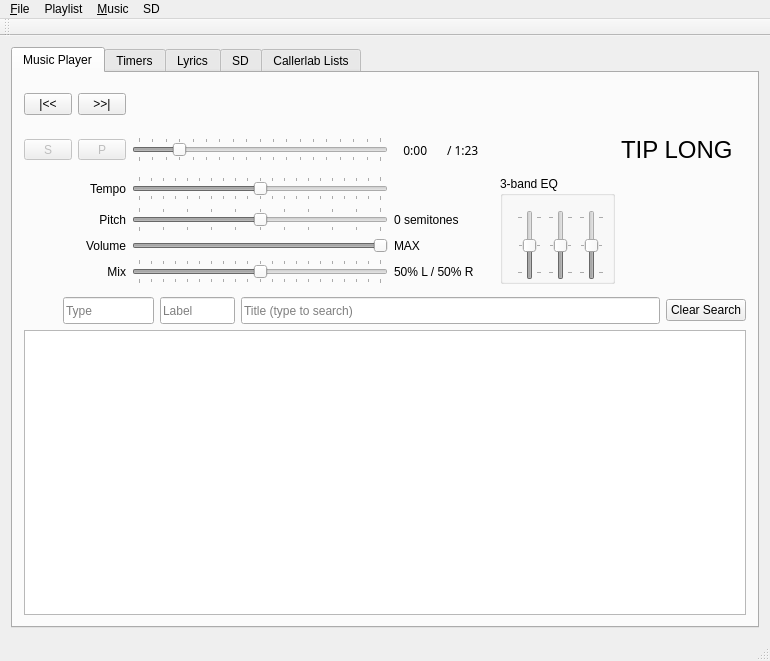
This is SquareDesk-DEV/test123/mainwindow.ui in mpogue2/SquareDesk as Qt 5 draws it before an edit. The edited form follows.
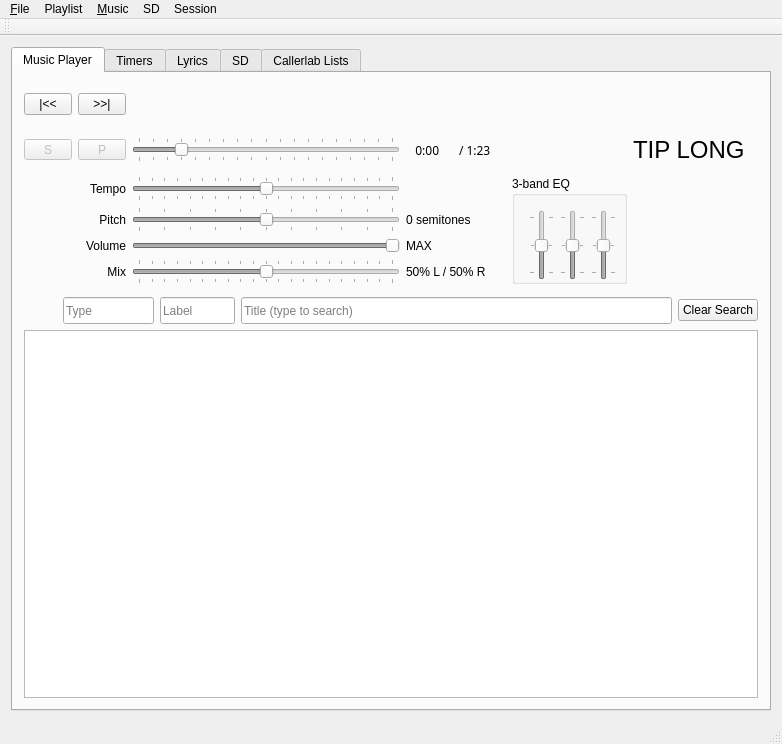
This is the edited form. Custom widgets are drawn as their Qt base class.

```diff
--- a/SquareDesk-DEV/test123/mainwindow.ui
+++ b/SquareDesk-DEV/test123/mainwindow.ui
@@ -6,8 +6,8 @@
    <rect>
     <x>0</x>
     <y>0</y>
-    <width>752</width>
-    <height>558</height>
+    <width>782</width>
+    <height>744</height>
    </rect>
   </property>
   <property name="windowTitle">
@@ -74,7 +74,7 @@
             <bool>true</bool>
            </property>
            <property name="columnCount">
-            <number>7</number>
+            <number>8</number>
            </property>
            <attribute name="horizontalHeaderVisible">
             <bool>false</bool>
@@ -1389,8 +1389,8 @@
     <rect>
      <x>0</x>
      <y>0</y>
-     <width>752</width>
-     <height>22</height>
+     <width>782</width>
+     <height>27</height>
     </rect>
    </property>
    <widget class="QMenu" name="menuFile">
@@ -1449,10 +1449,25 @@
     </property>
     <addaction name="actionEnable_voice_input"/>
    </widget>
+   <widget class="QMenu" name="menuSession">
+    <property name="title">
+     <string>Session</string>
+    </property>
+    <addaction name="actionPractice"/>
+    <addaction name="separator"/>
+    <addaction name="actionMonday"/>
+    <addaction name="actionTuesday"/>
+    <addaction name="actionWednesday"/>
+    <addaction name="actionThursday"/>
+    <addaction name="actionFriday"/>
+    <addaction name="actionSaturday"/>
+    <addaction name="actionSunday"/>
+   </widget>
    <addaction name="menuFile"/>
    <addaction name="menuPlaylist"/>
    <addaction name="menuMusic"/>
    <addaction name="menuSequence"/>
+   <addaction name="menuSession"/>
   </widget>
   <widget class="QToolBar" name="mainToolBar">
    <property name="enabled">
```
Left out of the diff: 40 changed lines with no effect on the pictures.
